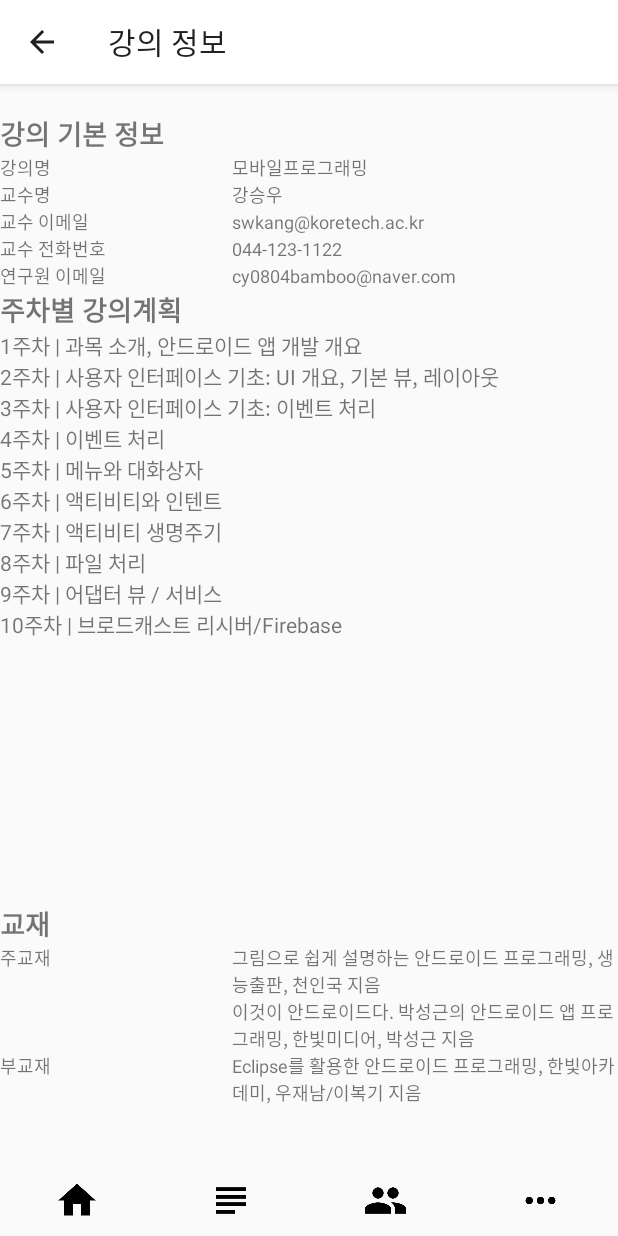
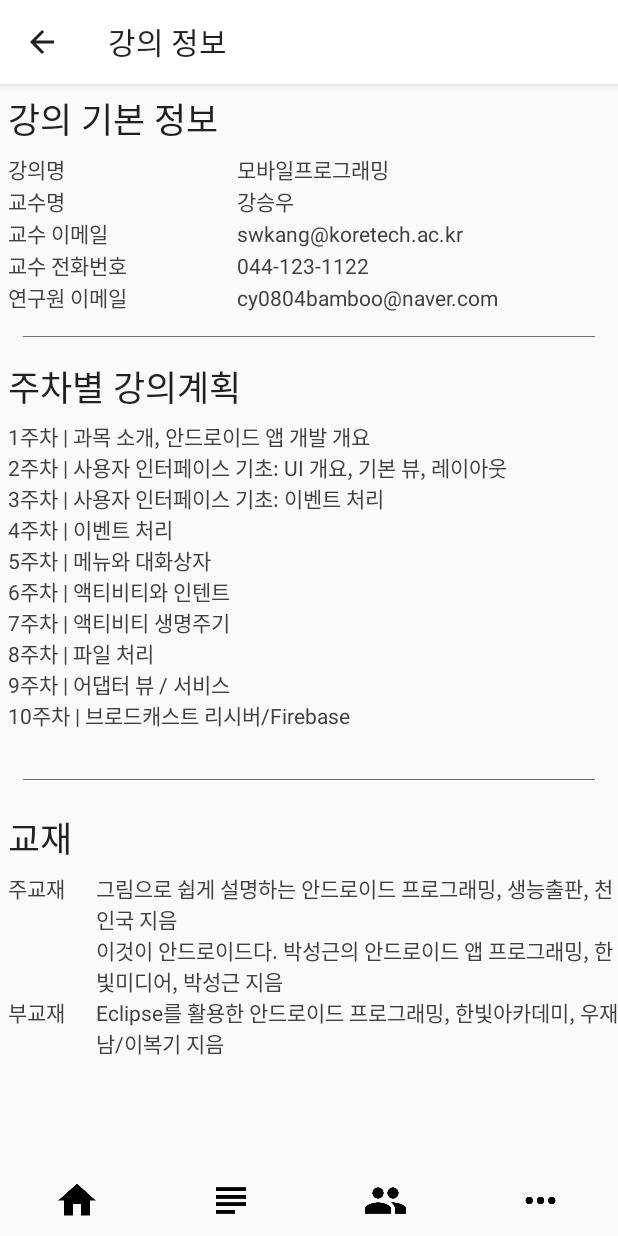
Before and after one commit to dev-cjwgit/StudyWithMeApplication, an Android app: the fragment fragment_bulletin_lec_info placed in its activity, on a phone screen of 412 x 824 dp. Run offline under Robolectric (Android 15) with nearby library versions, the light colour scheme and no system bars.

Commit message:
게시판 > 강의 정보 UI 수정했습니다

```diff
--- a/app/src/main/res/layout/fragment_bulletin_lec_info.xml
+++ b/app/src/main/res/layout/fragment_bulletin_lec_info.xml
@@ -1,31 +1,33 @@
 <?xml version="1.0" encoding="utf-8"?>
+<ScrollView
+    xmlns:android="http://schemas.android.com/apk/res/android"
+    android:layout_width="match_parent"
+    android:layout_height="match_parent">
     <LinearLayout xmlns:android="http://schemas.android.com/apk/res/android"
         xmlns:app="http://schemas.android.com/apk/res-auto"
         android:layout_width="match_parent"
         android:layout_height="match_parent"
         android:fadingEdge="vertical"
-    android:orientation="vertical"
-    android:weightSum="20">
-
-    <TextView
-        android:id="@+id/blank"
-        android:layout_width="match_parent"
-        android:layout_height="wrap_content" />
+        android:orientation="vertical">
 
         <TextView
             android:id="@+id/lecture_basic_info_textview"
             android:layout_width="match_parent"
             android:layout_height="wrap_content"
             android:text="강의 기본 정보"
-        android:textSize="18sp"
-        android:textStyle="bold"
-        android:weightSum="2" />
+            android:textSize="23sp"
+            android:padding="5dp"
+            android:textColor="@color/navi_title"/>
 
         <LinearLayout
             android:layout_width="match_parent"
             android:layout_height="wrap_content"
-        android:orientation="horizontal"
-        android:weightSum="4">
+            android:orientation="vertical"
+            android:layout_marginBottom="15dp"
+            android:layout_marginLeft="5dp">
+            <LinearLayout
+                android:layout_width="match_parent"
+                android:layout_height="wrap_content">
 
                 <TextView
                     android:id="@+id/lecIDTextview"
@@ -33,7 +35,8 @@
                     android:layout_height="wrap_content"
                     android:layout_weight="2.5"
                     android:text="강의명"
-            android:textSize="12sp" />
+                    android:textSize="14sp"
+                    android:textColor="@color/navi_cont"/>
 
                 <TextView
                     android:id="@+id/LecIDTextview2"
@@ -41,14 +44,13 @@
                     android:layout_height="wrap_content"
                     android:layout_weight="1.5"
                     android:text="강의명"
-            android:textSize="12sp" />
+                    android:textSize="14sp"
+                    android:textColor="@color/navi_cont"/>
             </LinearLayout>
 
             <LinearLayout
                 android:layout_width="match_parent"
-        android:layout_height="wrap_content"
-        android:orientation="horizontal"
-        android:weightSum="4">
+                android:layout_height="wrap_content">
 
                 <TextView
                     android:id="@+id/profIDTextview"
@@ -56,7 +58,8 @@
                     android:layout_height="wrap_content"
                     android:layout_weight="2.5"
                     android:text="교수명"
-            android:textSize="12sp" />
+                    android:textSize="14sp"
+                    android:textColor="@color/navi_cont"/>
 
                 <TextView
                     android:id="@+id/profIDTextview2"
@@ -64,14 +67,13 @@
                     android:layout_height="wrap_content"
                     android:layout_weight="1.5"
                     android:text="교수명"
-            android:textSize="12sp" />
+                    android:textSize="14sp"
+                    android:textColor="@color/navi_cont"/>
             </LinearLayout>
 
             <LinearLayout
                 android:layout_width="match_parent"
-        android:layout_height="wrap_content"
-        android:orientation="horizontal"
-        android:weightSum="4">
+                android:layout_height="wrap_content">
 
                 <TextView
                     android:id="@+id/profemailTextview"
@@ -79,7 +81,8 @@
                     android:layout_height="wrap_content"
                     android:layout_weight="2.5"
                     android:text="교수 이메일"
-            android:textSize="12sp" />
+                    android:textSize="14sp"
+                    android:textColor="@color/navi_cont"/>
 
                 <TextView
                     android:id="@+id/profemailTextview2"
@@ -87,14 +90,13 @@
                     android:layout_height="wrap_content"
                     android:layout_weight="1.5"
                     android:text="이메일"
-            android:textSize="12sp" />
+                    android:textSize="14sp"
+                    android:textColor="@color/navi_cont"/>
             </LinearLayout>
 
             <LinearLayout
                 android:layout_width="match_parent"
-        android:layout_height="wrap_content"
-        android:orientation="horizontal"
-        android:weightSum="4">
+                android:layout_height="wrap_content">
 
                 <TextView
                     android:id="@+id/profdiaTextview"
@@ -102,7 +104,8 @@
                     android:layout_height="wrap_content"
                     android:layout_weight="2.5"
                     android:text="교수 전화번호"
-            android:textSize="12sp" />
+                    android:textSize="14sp"
+                    android:textColor="@color/navi_cont"/>
 
                 <TextView
                     android:id="@+id/profdiaTextview2"
@@ -110,14 +113,13 @@
                     android:layout_height="wrap_content"
                     android:layout_weight="1.5"
                     android:text="전화번호"
-            android:textSize="12sp" />
+                    android:textSize="14sp"
+                    android:textColor="@color/navi_cont"/>
             </LinearLayout>
 
             <LinearLayout
                 android:layout_width="match_parent"
-        android:layout_height="wrap_content"
-        android:orientation="horizontal"
-        android:weightSum="4">
+                android:layout_height="wrap_content">
 
                 <TextView
                     android:id="@+id/assi_email_Textview"
@@ -125,7 +127,8 @@
                     android:layout_height="wrap_content"
                     android:layout_weight="2.5"
                     android:text="연구원 이메일"
-            android:textSize="12sp" />
+                    android:textSize="14sp"
+                    android:textColor="@color/navi_cont"/>
 
                 <TextView
                     android:id="@+id/assi_email_Textview2"
@@ -133,44 +136,72 @@
                     android:layout_height="wrap_content"
                     android:layout_weight="1.5"
                     android:text="이메일"
-            android:textSize="12sp" />
+                    android:textSize="14sp"
+                    android:textColor="@color/navi_cont"/>
             </LinearLayout>
+        </LinearLayout>
+
+        <View
+            android:layout_width="wrap_content"
+            android:layout_height="0.5dp"
+            android:layout_marginLeft="15dp"
+            android:layout_marginRight="15dp"
+            android:background="#6f6f6f" />
 
         <TextView
             android:id="@+id/lecture_plan_textview"
             android:layout_width="match_parent"
             android:layout_height="wrap_content"
             android:text="주차별 강의계획"
-        android:textSize="18sp"
-        android:textStyle="bold" />
+            android:textSize="23sp"
+            android:padding="5dp"
+            android:textColor="@color/navi_title"
+            android:layout_marginTop="10dp"/>
 
         <TextView
             android:id="@+id/lectureplan"
             android:layout_width="match_parent"
-        android:layout_height="382dp"
-        android:text="TextView" />
+            android:layout_height="wrap_content"
+            android:text="TextView"
+            android:layout_marginLeft="5dp"
+            android:textSize="14sp"
+            android:textColor="@color/navi_cont"
+            android:layout_marginBottom="15dp"/>
+
+        <View
+            android:layout_width="wrap_content"
+            android:layout_height="0.5dp"
+            android:layout_marginLeft="15dp"
+            android:layout_marginRight="15dp"
+            android:background="#6f6f6f" />
 
         <TextView
             android:id="@+id/textbook_textview"
             android:layout_width="match_parent"
             android:layout_height="wrap_content"
             android:text="교재"
-        android:textSize="18sp"
-        android:textStyle="bold" />
+            android:textSize="23sp"
+            android:padding="5dp"
+            android:textColor="@color/navi_title"
+            android:layout_marginTop="15dp"/>
 
         <LinearLayout
             android:layout_width="match_parent"
             android:layout_height="wrap_content"
-        android:orientation="horizontal"
-        android:weightSum="4">
+            android:layout_marginLeft="5dp"
+            android:orientation="vertical">
+            <LinearLayout
+                android:layout_width="match_parent"
+                android:layout_height="wrap_content">
 
                 <TextView
                     android:id="@+id/main_tb_textview"
                     android:layout_width="match_parent"
                     android:layout_height="wrap_content"
-            android:layout_weight="2.5"
+                    android:layout_weight="9"
                     android:text="주교재"
-            android:textSize="12sp" />
+                    android:textSize="14sp"
+                    android:textColor="@color/navi_cont"/>
 
                 <TextView
                     android:id="@+id/main_tb_textview2"
@@ -178,22 +209,22 @@
                     android:layout_height="wrap_content"
                     android:layout_weight="1.5"
                     android:text="교재이름"
-            android:textSize="12sp" />
+                    android:textSize="14sp"
+                    android:textColor="@color/navi_cont"/>
             </LinearLayout>
 
             <LinearLayout
                 android:layout_width="match_parent"
-        android:layout_height="wrap_content"
-        android:orientation="horizontal"
-        android:weightSum="4">
+                android:layout_height="wrap_content">
 
                 <TextView
                     android:id="@+id/sub_tb_textview"
                     android:layout_width="match_parent"
                     android:layout_height="wrap_content"
-            android:layout_weight="2.5"
+                    android:layout_weight="9"
                     android:text="부교재"
-            android:textSize="12sp" />
+                    android:textSize="14sp"
+                    android:textColor="@color/navi_cont"/>
 
                 <TextView
                     android:id="@+id/sub_tb_textview2"
@@ -201,7 +232,10 @@
                     android:layout_height="wrap_content"
                     android:layout_weight="1.5"
                     android:text="교재이름"
-            android:textSize="12sp" />
+                    android:textSize="14sp"
+                    android:textColor="@color/navi_cont"/>
             </LinearLayout>
+        </LinearLayout>>
 
     </LinearLayout>
+</ScrollView>
--- a/app/src/main/res/values/colors.xml
+++ b/app/src/main/res/values/colors.xml
@@ -20,4 +20,7 @@
     <color name="whiteBlue">#69DADB</color>
     <color name="gray">#9b9b9b</color>
 
+    <color name="navi_title">#202020</color>
+    <color name="navi_cont">#404040</color>
+
 </resources>
```
Lines whose indentation alone changed are shown as unchanged.
